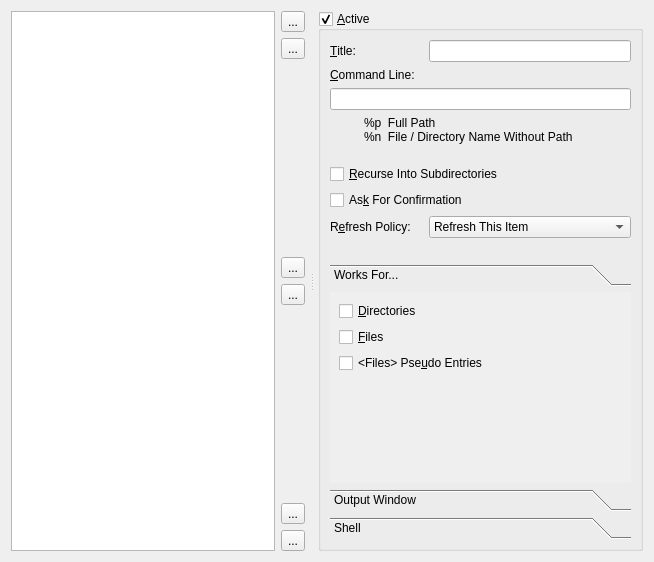
This is src/cleanup-config-page.ui in shundhammer/qdirstat as Qt 5 draws it before an edit. The edited form follows.
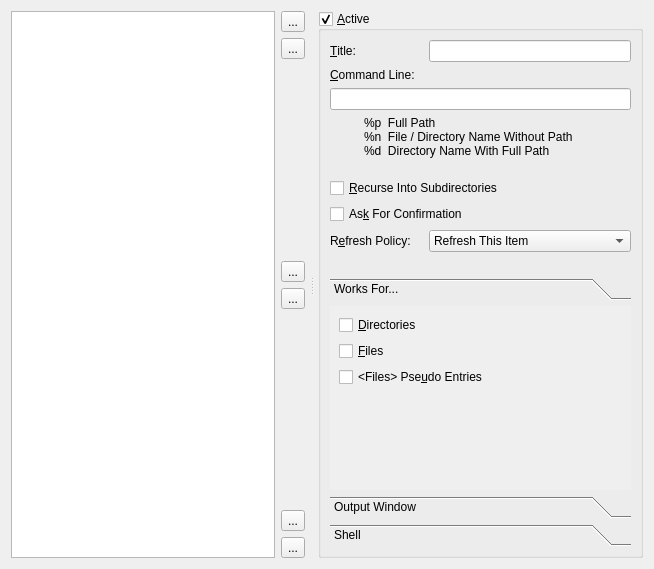
This is the edited form. Icons and pictures are not drawn.

Commit message: Added %d for cleanup macro expansion

The edit to the form file:
```diff
--- a/src/cleanup-config-page.ui
+++ b/src/cleanup-config-page.ui
@@ -7,7 +7,7 @@
     <x>0</x>
     <y>0</y>
     <width>654</width>
-    <height>562</height>
+    <height>569</height>
    </rect>
   </property>
   <property name="windowTitle">
@@ -253,6 +253,7 @@
              <property name="text">
               <string>%p  Full Path
 %n  File / Directory Name Without Path
+%d  Directory Name With Full Path
 </string>
              </property>
              <property name="alignment">
@@ -408,7 +409,7 @@
             <x>0</x>
             <y>0</y>
             <width>330</width>
-            <height>150</height>
+            <height>147</height>
            </rect>
           </property>
           <attribute name="label">
```
Left out of the diff: 2 changed lines with no effect on the pictures. The commit also changes 1 other file.
